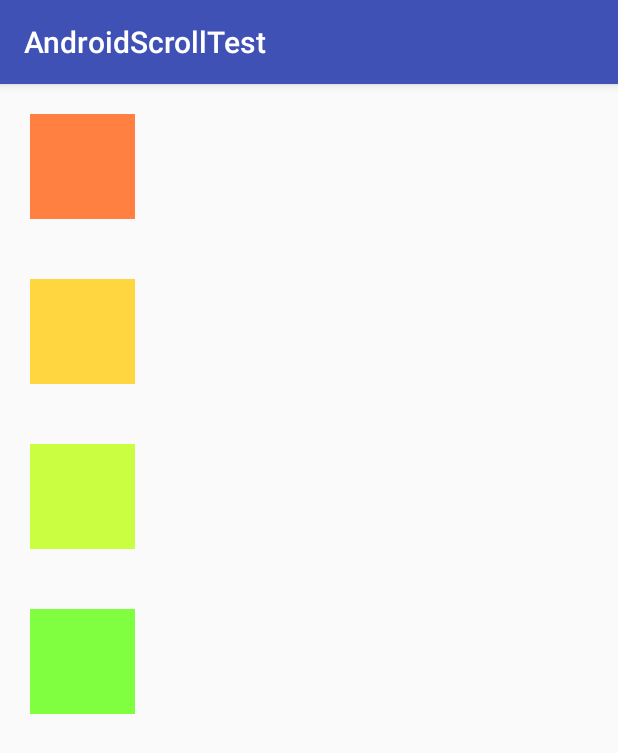
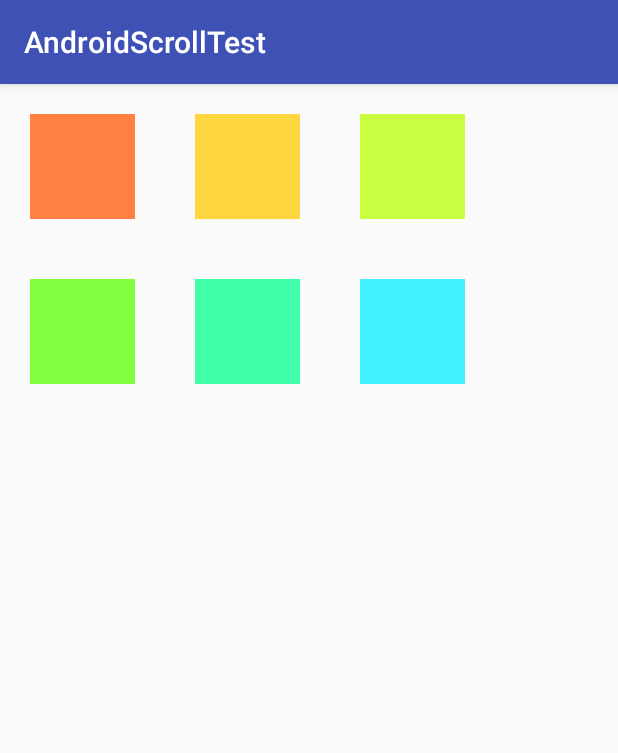
Before and after one commit to rexnie/AndroidScrollTest, an Android app: the screen it shows after launch (MainActivity), on a phone screen of 412 x 824 dp. Shown: the top 753 px of the screen. Run offline under Robolectric (Android 15) with nearby library versions, the phone set to English and light mode, and no system bars.

Commit message:
基于视图坐标 1. 使用View.ScrollBy方法实现View的移动 2. 使用View.ScrollTo方法实现View的移动     TODO: ScrollTo移动时会有闪烁的情况

```diff
--- a/app/src/main/res/layout/activity_main.xml
+++ b/app/src/main/res/layout/activity_main.xml
@@ -1,32 +1,60 @@
 <?xml version="1.0" encoding="utf-8"?>
-<LinearLayout
+<RelativeLayout
     xmlns:android="http://schemas.android.com/apk/res/android"
     android:orientation="vertical"
     android:layout_width="match_parent"
     android:layout_height="match_parent">
 
+    <!-- line 1 -->
    <com.example.android.androidscrolltest.LayoutDragView
        android:layout_width="70dp"
        android:layout_height="70dp"
        android:layout_margin="20dp"
+       android:id="@+id/view_l"
+       android:layout_alignParentLeft="true"
        android:background="@color/colorLayout"/>
 
     <com.example.android.androidscrolltest.LayoutDragView2
         android:layout_width="70dp"
         android:layout_height="70dp"
         android:layout_margin="20dp"
+        android:id="@+id/view_l2"
+        android:layout_toRightOf="@id/view_l"
         android:background="@color/colorLayout2"/>
 
     <com.example.android.androidscrolltest.OffsetDragView
         android:layout_height="70dp"
         android:layout_width="70dp"
         android:layout_margin="20dp"
+        android:id="@+id/view_offset"
+        android:layout_toRightOf="@id/view_l2"
         android:background="@color/colorOffset" />
 
+    <!-- line 2 -->
     <com.example.android.androidscrolltest.LPDragView
         android:layout_height="70dp"
         android:layout_width="70dp"
         android:layout_margin="20dp"
+        android:id="@+id/view_lp"
+        android:layout_below="@id/view_l"
         android:background="@color/colorLP" />
 
-</LinearLayout>
+    <com.example.android.androidscrolltest.ScrollByDragView
+        android:layout_height="70dp"
+        android:layout_width="70dp"
+        android:layout_margin="20dp"
+        android:id="@+id/view_sb"
+        android:layout_toRightOf="@id/view_lp"
+        android:layout_below="@id/view_l2"
+        android:background="@color/colorSB" />
+
+    <com.example.android.androidscrolltest.ScrollToDragView
+        android:layout_height="70dp"
+        android:layout_width="70dp"
+        android:layout_margin="20dp"
+        android:id="@+id/view_st"
+        android:layout_toRightOf="@id/view_sb"
+        android:layout_below="@id/view_l2"
+        android:background="@color/colorST" />
+
+</RelativeLayout>
--- a/app/src/main/res/values/colors.xml
+++ b/app/src/main/res/values/colors.xml
@@ -7,5 +7,7 @@
     <color name="colorLayout2">#ffd640</color>
     <color name="colorOffset">#c9ff40</color>
     <color name="colorLP">#80ff40</color>
+    <color name="colorSB">#40ffa9</color>
+    <color name="colorST">#40f2ff</color>
 
 </resources>
```
Also changed, not shown: app/src/main/java/com/example/android/androidscrolltest/ScrollByDragView.java (added, +48 -0 lines), app/src/main/java/com/example/android/androidscrolltest/ScrollToDragView.java (added, +41 -0 lines).
